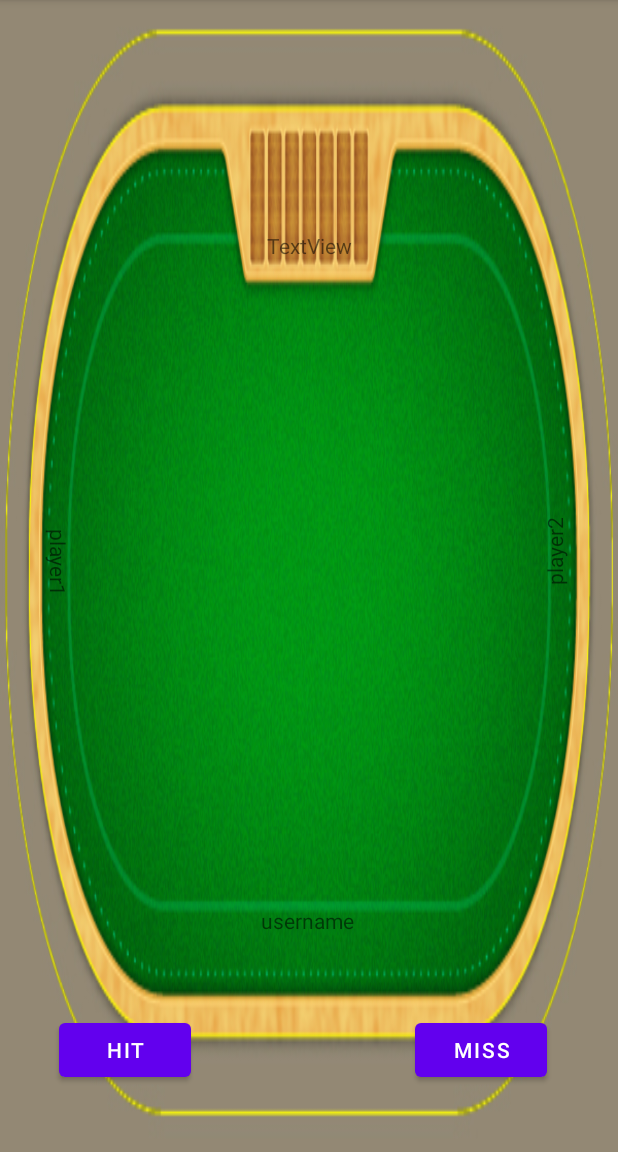
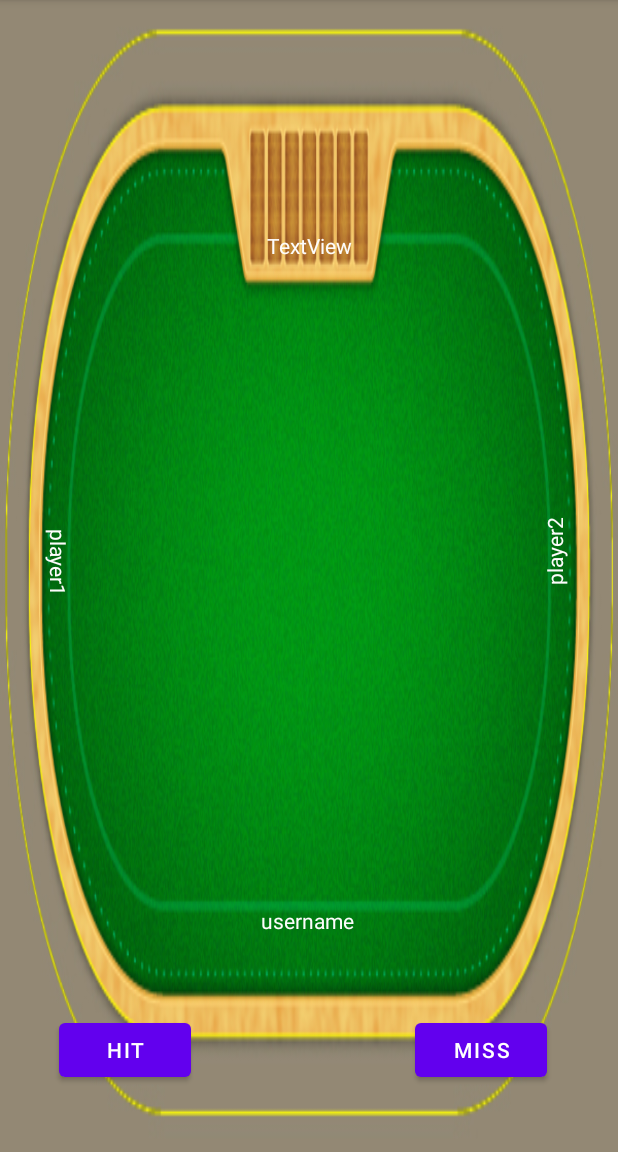
Before and after one commit to jacobsakran/Whist, an Android app: the InGame screen opened directly, with no data from a screen before it, on a phone screen of 412 x 824 dp, the part 84-1236 px from its top. Run offline under Robolectric (Android 15) with nearby library versions, the phone set to English and light mode, and no system bars; our stand-ins replace Firebase (no records; nobody signed in at launch, a user with empty details on screens opened directly); 1 statement that could not run was skipped.

Commit message:
Game is implemented

```diff
--- a/app/src/main/java/com/example/whist20/CardsSet.java
+++ b/app/src/main/java/com/example/whist20/CardsSet.java
@@ -15,7 +15,8 @@ public class CardsSet {
     public void addCard(Card card) {
         this.cards.addNode(card);
         this.cardsSum += Math.min(card.value, 10);
-        if(card.value == 14) this.cardsSum++;
+        if (card.value == 14) this.cardsSum++;
+        if (cardsSum > 21 && card.value == 14) this.cardsSum = this.cardsSum - 10;
     }
 
     public int sum() {
--- a/app/src/main/java/com/example/whist20/Dealer.java
+++ b/app/src/main/java/com/example/whist20/Dealer.java
@@ -14,11 +14,9 @@ public class Dealer extends Player {
         while (iterator != null) {
             Player player = ((Player) iterator.obj);
             if (player == null) return;
-            if (((Player) iterator.obj).cards.sum() > this.cards.sum()) {
-                this.cards.addCard(game.dict.randomCard());
-                return;
-            }
+            if (Math.max(((Player) iterator.obj).cards.sum(), 17) > this.cards.sum()) this.cards.addCard(game.dict.randomCard());
             iterator = iterator.next;
         }
+        game.nextPlayerTurn();
     }
 }
--- a/app/src/main/java/com/example/whist20/MyList.java
+++ b/app/src/main/java/com/example/whist20/MyList.java
@@ -39,8 +39,9 @@ public class MyList {
 
     public Object findByValue(Object obj) {
         Node iterator = this.head;
-        while (iterator.next != null) {
-            if (iterator.obj.equals(obj)) return obj;
+        while (iterator != null) {
+            if (iterator.obj == null) break;
+            if (iterator.obj.equals(obj)) return iterator.obj;
             iterator = iterator.next;
         }
 
--- a/app/src/main/java/com/example/whist20/Player.java
+++ b/app/src/main/java/com/example/whist20/Player.java
@@ -5,6 +5,7 @@ import androidx.annotation.NonNull;
 public class Player extends Object{
     public String uid;
     public String userName;
+    public boolean is_ready;
     public CardsSet cards;
 
     public Player() {
@@ -12,6 +13,7 @@ public class Player extends Object{
 
     public Player(String Uid, String userName) {
         this.uid = Uid;
+        this.is_ready = true;
         this.userName = userName;
         this.cards = new CardsSet();
     }
--- a/app/src/main/java/com/example/whist20/WaitingSession.java
+++ b/app/src/main/java/com/example/whist20/WaitingSession.java
@@ -81,6 +81,7 @@ public class WaitingSession extends AppCompatActivity {
                                 Profile.user.money -= game.game_money;
                                 FirebaseDatabase.getInstance().getReference("Users").child(Profile.user.uid)
                                         .child("money").setValue(Profile.user.money);
+                                Toast.makeText(WaitingSession.this, String.valueOf(-game.game_money), Toast.LENGTH_LONG).show();
                                 startActivity(new Intent(WaitingSession.this, InGame.class));
                                 snapshot.getRef().removeEventListener(this);
                             }
@@ -103,7 +104,6 @@ public class WaitingSession extends AppCompatActivity {
                     return;
                 }
 
-                game.is_active = true;
                 FirebaseDatabase.getInstance().getReference("ActiveGames").child(game.game_name).setValue(game)
                         .addOnCompleteListener(new OnCompleteListener<Void>() {
                             @Override
--- a/app/src/main/res/layout/activity_create_game.xml
+++ b/app/src/main/res/layout/activity_create_game.xml
@@ -4,6 +4,7 @@
     xmlns:tools="http://schemas.android.com/tools"
     android:layout_width="match_parent"
     android:layout_height="match_parent"
+    android:background="@drawable/pbg"
     tools:context=".CreateGame">
 
     <EditText
--- a/app/src/main/res/layout/activity_forgot_password.xml
+++ b/app/src/main/res/layout/activity_forgot_password.xml
@@ -4,6 +4,7 @@
     xmlns:tools="http://schemas.android.com/tools"
     android:layout_width="match_parent"
     android:layout_height="match_parent"
+    android:background="@drawable/pbg"
     tools:context=".ForgotPassword">
 
     <EditText
--- a/app/src/main/res/layout/activity_in_game.xml
+++ b/app/src/main/res/layout/activity_in_game.xml
@@ -293,6 +293,7 @@
         android:layout_marginTop="19dp"
         android:layout_marginBottom="44dp"
         android:text="username"
+        android:textColor="#FDFCFC"
         app:layout_constraintBottom_toTopOf="@+id/missButton"
         app:layout_constraintEnd_toEndOf="parent"
         app:layout_constraintHorizontal_bias="0.498"
@@ -309,6 +310,7 @@
         android:layout_marginBottom="282dp"
         android:rotation="90"
         android:text="player1"
+        android:textColor="#FDFCFC"
         app:layout_constraintBottom_toTopOf="@+id/hitButton"
         app:layout_constraintEnd_toStartOf="@+id/card25"
         app:layout_constraintHorizontal_bias="0.0"
@@ -325,6 +327,7 @@
         android:layout_marginBottom="290dp"
         android:rotation="-90"
         android:text="player2"
+        android:textColor="#FDFCFC"
         app:layout_constraintBottom_toTopOf="@+id/missButton"
         app:layout_constraintEnd_toEndOf="parent"
         app:layout_constraintStart_toEndOf="@+id/card14"
@@ -434,6 +437,7 @@
         android:layout_marginTop="154dp"
         android:layout_marginEnd="177dp"
         android:text="TextView"
+        android:textColor="#FDFCFC"
         app:layout_constraintBottom_toTopOf="@+id/card19"
         app:layout_constraintEnd_toEndOf="parent"
         app:layout_constraintStart_toStartOf="parent"
@@ -453,4 +457,61 @@
         app:layout_constraintStart_toEndOf="@+id/hitButton"
         app:layout_constraintTop_toBottomOf="@+id/playerUsername1" />
 
+    <TextView
+        android:id="@+id/bettingValueInGame"
+        android:layout_width="100dp"
+        android:layout_height="wrap_content"
+        android:layout_marginStart="50dp"
+        android:layout_marginTop="73dp"
+        android:layout_marginEnd="50dp"
+        android:layout_marginBottom="81dp"
+        android:textColor="#FDFCFC"
+        app:layout_constraintBottom_toTopOf="@+id/card24"
+        app:layout_constraintEnd_toStartOf="@+id/budgetInGame"
+        app:layout_constraintStart_toStartOf="parent"
+        app:layout_constraintTop_toTopOf="parent"
+        app:layout_constraintVertical_bias="0.0" />
+
+    <TextView
+        android:id="@+id/budgetInGame"
+        android:layout_width="100dp"
+        android:layout_height="wrap_content"
+        android:layout_marginStart="70dp"
+        android:layout_marginTop="73dp"
+        android:layout_marginEnd="50dp"
+        android:layout_marginBottom="81dp"
+        android:textColor="#FDFCFC"
+        app:layout_constraintBottom_toTopOf="@+id/card17"
+        app:layout_constraintEnd_toEndOf="parent"
+        app:layout_constraintStart_toEndOf="@+id/bettingValueInGame"
+        app:layout_constraintTop_toTopOf="parent" />
+
+    <Button
+        android:id="@+id/exitButtonInGame"
+        android:layout_width="202dp"
+        android:layout_height="92dp"
+        android:layout_marginStart="105dp"
+        android:layout_marginTop="319dp"
+        android:layout_marginEnd="104dp"
+        android:layout_marginBottom="320dp"
+        android:text="Exit Game"
+        app:layout_constraintBottom_toBottomOf="parent"
+        app:layout_constraintEnd_toEndOf="parent"
+        app:layout_constraintStart_toStartOf="parent"
+        app:layout_constraintTop_toTopOf="parent" />
+
+    <Button
+        android:id="@+id/continueButtonInGame"
+        android:layout_width="203dp"
+        android:layout_height="95dp"
+        android:layout_marginStart="104dp"
+        android:layout_marginTop="407dp"
+        android:layout_marginEnd="104dp"
+        android:layout_marginBottom="229dp"
+        android:text="Continue next the round"
+        app:layout_constraintBottom_toBottomOf="parent"
+        app:layout_constraintEnd_toEndOf="parent"
+        app:layout_constraintStart_toStartOf="parent"
+        app:layout_constraintTop_toTopOf="parent" />
+
 </androidx.constraintlayout.widget.ConstraintLayout>
--- a/app/src/main/res/layout/activity_sign_up.xml
+++ b/app/src/main/res/layout/activity_sign_up.xml
@@ -4,6 +4,7 @@
     xmlns:tools="http://schemas.android.com/tools"
     android:layout_width="match_parent"
     android:layout_height="match_parent"
+    android:background="@drawable/pbg"
     tools:context=".SignUp">
 
     <EditText
--- a/app/src/main/res/layout/activity_waiting_session.xml
+++ b/app/src/main/res/layout/activity_waiting_session.xml
@@ -4,6 +4,7 @@
     xmlns:tools="http://schemas.android.com/tools"
     android:layout_width="match_parent"
     android:layout_height="match_parent"
+    android:background="@drawable/pbg"
     tools:context=".WaitingSession">
 
     <TextView
@@ -11,6 +12,7 @@
         android:layout_width="wrap_content"
         android:layout_height="wrap_content"
         android:text="Waiting For Player 1..."
+        android:textColor="@color/white"
         android:textSize="20sp"
         app:layout_constraintBottom_toTopOf="@+id/player2"
         app:layout_constraintEnd_toEndOf="parent"
@@ -23,6 +25,7 @@
         android:layout_width="wrap_content"
         android:layout_height="wrap_content"
         android:text="Waiting For Player 2..."
+        android:textColor="@color/white"
         android:textSize="20sp"
         app:layout_constraintBottom_toTopOf="@+id/player3"
         app:layout_constraintEnd_toEndOf="parent"
@@ -35,6 +38,7 @@
         android:layout_width="wrap_content"
         android:layout_height="wrap_content"
         android:text="Waiting For Player 3..."
+        android:textColor="@color/white"
         android:textSize="20sp"
         app:layout_constraintBottom_toTopOf="@+id/player4"
         app:layout_constraintEnd_toEndOf="parent"
@@ -47,6 +51,7 @@
         android:layout_width="wrap_content"
         android:layout_height="wrap_content"
         android:text="Waiting For Player 4..."
+        android:textColor="@color/white"
         android:textSize="20sp"
         app:layout_constraintBottom_toBottomOf="parent"
         app:layout_constraintEnd_toEndOf="parent"
```
Also changed, not shown: app/src/main/java/com/example/whist20/GameState.java (+66 -1 lines), app/src/main/java/com/example/whist20/HomePage.java (+14 -15 lines), app/src/main/java/com/example/whist20/InGame.java (+201 -6 lines), app/src/main/res/layout/activity_main.xml (+20 -12 lines), app/src/main/res/layout/activity_profile.xml (+29 -16 lines), 1 other file.
